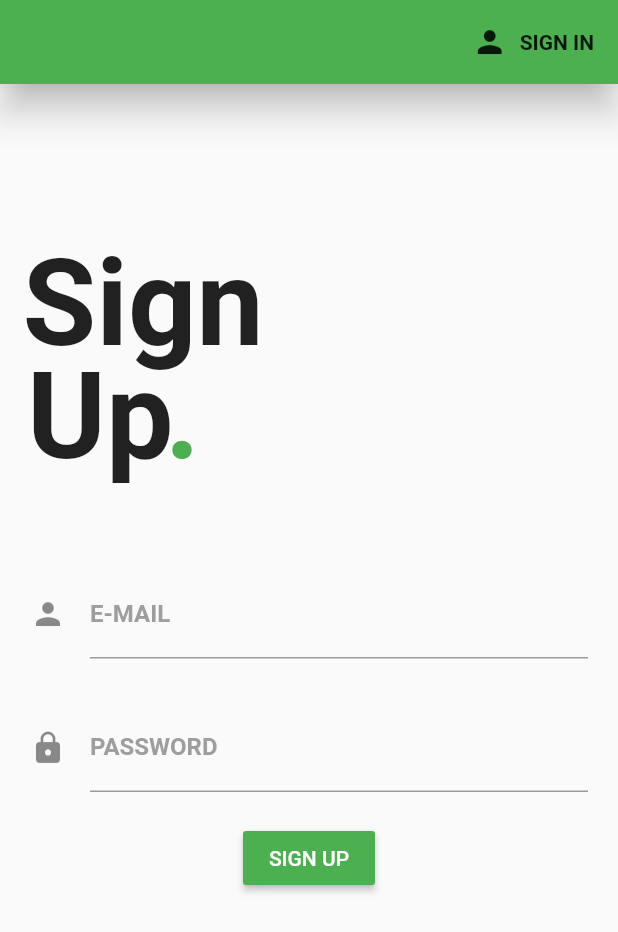
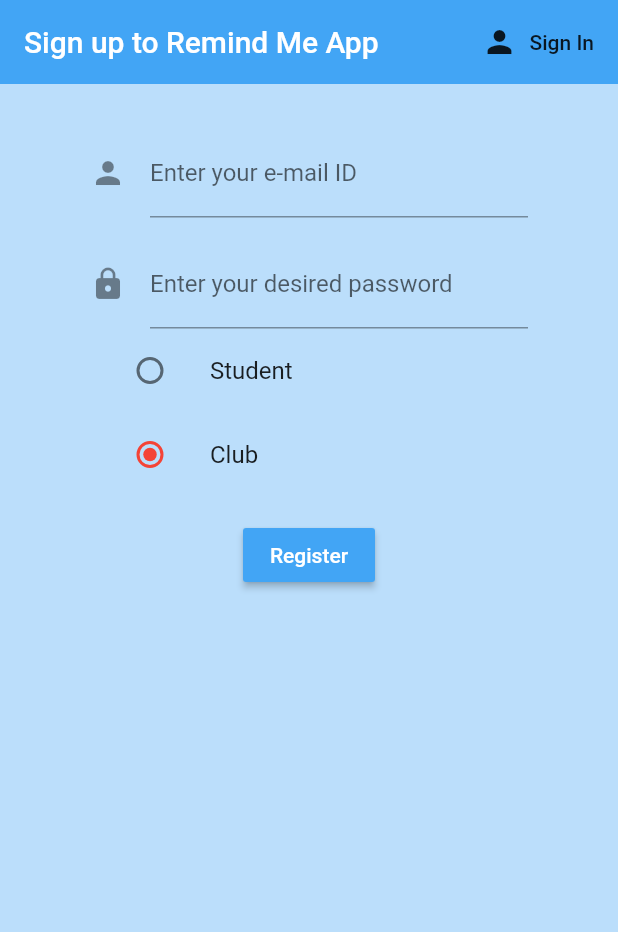
Before and after one commit to ddarshney/reminderapp, a Flutter app: the screen it shows after launch, after a tap on "SIGN UP", on a phone screen of 412 x 824 dp. Shown: the top 932 px of the screen. Run offline on Flutter 3.47's test engine with Material 2 defaults, Android fonts, the phone set to English and light mode, and no system bars; our stand-ins replace cloud_firestore, firebase_auth, firebase_core; accounts and stored records are empty.

Commit message:
change after firestore linking

```diff
--- a/lib/main.dart
+++ b/lib/main.dart
@@ -4,6 +4,7 @@ import 'package:firebase_core/firebase_core.dart';
 import 'package:provider/provider.dart';
 import 'package:remindmeapp/models/user_data.dart';
 import 'package:remindmeapp/services/auth.dart';
+import 'package:cloud_firestore/cloud_firestore.dart';
 
 void main() async {
   WidgetsFlutterBinding.ensureInitialized();
--- a/lib/screens/authentication/register.dart
+++ b/lib/screens/authentication/register.dart
@@ -1,5 +1,6 @@
 import 'package:remindmeapp/services/auth.dart';
 import 'package:flutter/material.dart';
+import 'package:cloud_firestore/cloud_firestore.dart';
 
 class Register extends StatefulWidget {
   final Function toggleView;
@@ -20,116 +21,110 @@ class _RegisterState extends State<Register> {
   // text field state
   String email = '';
   String password = '';
-
+  String grpVal='';
   @override
   Widget build(BuildContext context) {
-    return new Scaffold(
+    return Scaffold(
+      backgroundColor: Colors.blue[100],
       appBar: AppBar(
-        backgroundColor: Colors.green,
-        elevation: 10.0,
+        backgroundColor: Colors.blue[400],
+        elevation: 0.0,
+        title: Text('Sign up to Remind Me App'),
         actions: <Widget>[
           FlatButton.icon(
             icon: Icon(Icons.person),
-            label: Text('SIGN IN',
-              style:TextStyle(fontWeight: FontWeight.bold,
-
-              ),),
+            label: Text('Sign In'),
             onPressed: () => widget.toggleView(),
           ),
         ],
       ),
-      resizeToAvoidBottomPadding: false,
-      body: Column(
-        crossAxisAlignment: CrossAxisAlignment.start,
-        children: <Widget>[
-          Container(
-            child: Stack(
-              children: <Widget>[
-                Container(
-                  padding: EdgeInsets.fromLTRB(15.0, 100.0, 0.0, 0.0),
-                  child: Text('Sign',
-                      style: TextStyle(fontSize: 80.0, fontWeight: FontWeight.bold)),
-                ),
-                Container(
-                  padding: EdgeInsets.fromLTRB(18.0, 175.0, 0.0, 0.0),
-                  child: Text('Up',
-                      style: TextStyle(fontSize: 80.0, fontWeight: FontWeight.bold)),
-                ),
-                Container(
-                  padding: EdgeInsets.fromLTRB(110.0, 175.0, 0.0, 0.0),
-                  child: Text('.',
-                      style: TextStyle(fontSize: 80.0,fontWeight: FontWeight.bold,color: Colors.green)),
-                )
-              ],
-            ),
-          ),
-          Container(
-            padding: EdgeInsets.only(top: 35.0, left: 20.0, right: 20.0),
+      body: Container(
+        padding: EdgeInsets.symmetric(vertical: 15.0, horizontal: 60.0),
         child: Form(
           key: _formKey,
           child: Column(
             children: <Widget>[
-                  SizedBox(
-                    height: 20.0,
-                  ),
+              SizedBox(height: 15.0),
               TextFormField(
                 decoration: InputDecoration(
                     icon: Icon(Icons.person),
-                        labelText: 'E-MAIL',
-                        labelStyle:TextStyle(
-                            fontWeight: FontWeight.bold, color: Colors.grey),
-                        focusedBorder: UnderlineInputBorder(
-                            borderSide: BorderSide(color: Colors.green))),
-                    validator: (val) => val.isEmpty ? 'NO E-MAIL ID ENTERED' : null,
+                    labelText: 'Enter your e-mail ID'),
+                validator: (val) => val.isEmpty ? 'No e-mail ID entered' : null,
                 onChanged: (val) {
                   setState(() => email = val);
                 },
               ),
-                  SizedBox(height: 30.0),
+              SizedBox(height: 15.0),
               TextFormField(
                 decoration: InputDecoration(
-                        icon: Icon(Icons.lock), labelText: 'PASSWORD',
-                        labelStyle:TextStyle(
-                            fontWeight: FontWeight.bold, color: Colors.grey),
-                        focusedBorder: UnderlineInputBorder(
-                            borderSide: BorderSide(color: Colors.green))),
+                    icon: Icon(Icons.lock),
+                    labelText: 'Enter your desired password'),
                 obscureText: true,
                 validator: (val) => val.length < 6
-                        ? 'PASSWORD SHOULD HAVE 6 OR MORE CHARACTERS'
+                    ? 'Enter a password with 6 or more characters'
                     : null,
                 onChanged: (val) {
                   setState(() => password = val);
                 },
               ),
-                  SizedBox(height: 20.0),
+              ListTile(
+                title: const Text('Student'),
+                leading: Radio(
+                  activeColor: Colors.red,
+                  hoverColor: Colors.red,
+                  value: SingingCharacter.student,
+                  groupValue: _character,
+                  onChanged: (SingingCharacter value) {
+                    setState(() {
+                      grpVal="student";
+                      _character = value;
+                    });
+                  },
+                ),
+              ),
+              ListTile(
+                title: const Text('Club'),
+                leading: Radio(
+                  activeColor: Colors.red,
+                  hoverColor: Colors.red,
+                  focusColor: Colors.red,
+                  value: SingingCharacter.clubmember,
+                  groupValue: _character,
+                  onChanged: (SingingCharacter value) {
+                    setState(() {
+                      grpVal="club member";
+                      _character = value;
+                    });
+                  },
+                ),
+              ),
+              SizedBox(height: 15.0),
               RaisedButton(
-                      color: Colors.green,
+                  color: Colors.blue[400],
                   child: Text(
-                        'SIGN UP',
+                    'Register',
                     style: TextStyle(color: Colors.white),
                   ),
                   onPressed: () async {
                     if (_formKey.currentState.validate()) {
-                          dynamic result =
-                          await _auth.registerwithemailpassword(email, password);
+                      dynamic result = await _auth.registerwithemailpassword(
+                          email, password, grpVal);
                       if (result == null) {
                         setState(() {
-                              error = 'ERROR SIGNING UP';
+                          error = 'Please enter a valid e-mail';
                         });
                       }
                     }
                   }),
-
+              SizedBox(height: 20.0),
               Text(
                 error,
                 style: TextStyle(color: Colors.red, fontSize: 15.0),
-                  ),
+              )
             ],
           ),
         ),
       ),
-        ],
-      ),
     );
   }
 }
--- a/lib/screens/home/home.dart
+++ b/lib/screens/home/home.dart
@@ -1,12 +1,16 @@
+import 'package:cloud_firestore/cloud_firestore.dart';
 import 'package:flutter/material.dart';
-// ignore: unused_import
+import 'package:remindmeapp/services/database.dart';
+import 'package:provider/provider.dart';
 import 'package:remindmeapp/services/auth.dart';
-
+import 'user_list.dart';
 class Home extends StatelessWidget {
   final AuthService _auth = AuthService();
   @override
   Widget build(BuildContext context) {
-    return Scaffold(
+    return StreamProvider<QuerySnapshot>.value(
+        value: DatabaseService().users,
+        child:Scaffold(
           appBar: AppBar(
           title: Text('REMIND ME APP'),
           backgroundColor: Colors.green,
@@ -22,6 +26,8 @@ class Home extends StatelessWidget {
           ],
         ),
           backgroundColor: Colors.blue[50],
+        body: UserList(),
+        )
     );
   }
 }
--- a/lib/services/auth.dart
+++ b/lib/services/auth.dart
@@ -1,10 +1,13 @@
 import 'package:firebase_auth/firebase_auth.dart';
 import 'package:remindmeapp/models/user_data.dart';
+import 'package:remindmeapp/screens/authentication/register.dart';
+import 'database.dart';
 
 class AuthService {
   //_ in the beginning means private prop
   final FirebaseAuth _auth = FirebaseAuth.instance;
   //anonymous sign in using future ie it appears later
+
   //create user object based on firebased user
   TheUser _fromFirebaseUser(User user) {
     return user != null ? TheUser(uid: user.uid) : null;
@@ -41,11 +44,12 @@ class AuthService {
   }
 
   //register
-  Future registerwithemailpassword(String email, String password) async {
+  Future registerwithemailpassword(String email, String password,String grpVal) async {
     try {
       UserCredential result = await _auth.createUserWithEmailAndPassword(
           email: email, password: password);
       User user = result.user;
+      await DatabaseService(uid: user.uid).updateUserData(grpVal,email);
       return _fromFirebaseUser(user);
     } catch (e) {
       print(e.toString());
--- a/pubspec.yaml
+++ b/pubspec.yaml
@@ -21,11 +21,11 @@ environment:
   sdk: ">=2.7.0 <3.0.0"
 
 dependencies:
+
   flutter:
     sdk: flutter
   firebase_core : ^0.5.0
   provider: ^4.3.2+3
-
 
   # The following adds the Cupertino Icons font to your application.
   # Use with the CupertinoIcons class for iOS style icons.
```
Lines whose indentation alone changed are shown as unchanged.
